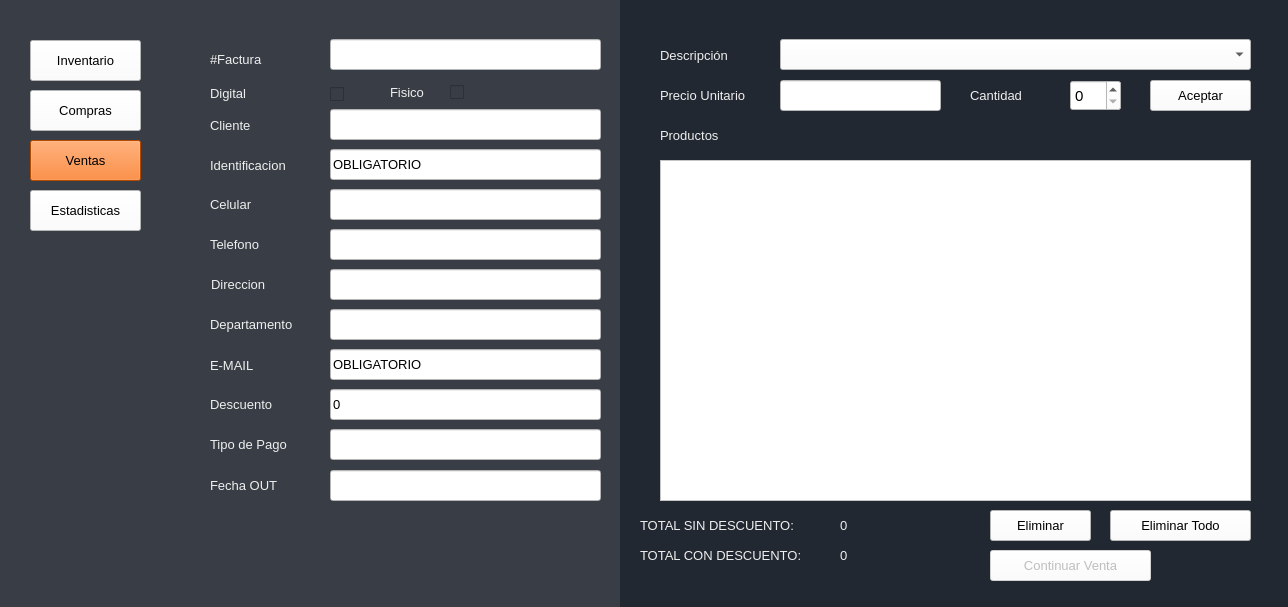
Qt form PROYECTO SADV 5.0/UI/templates/Venta.ui (AlejoRm01/SADV) before a commit.
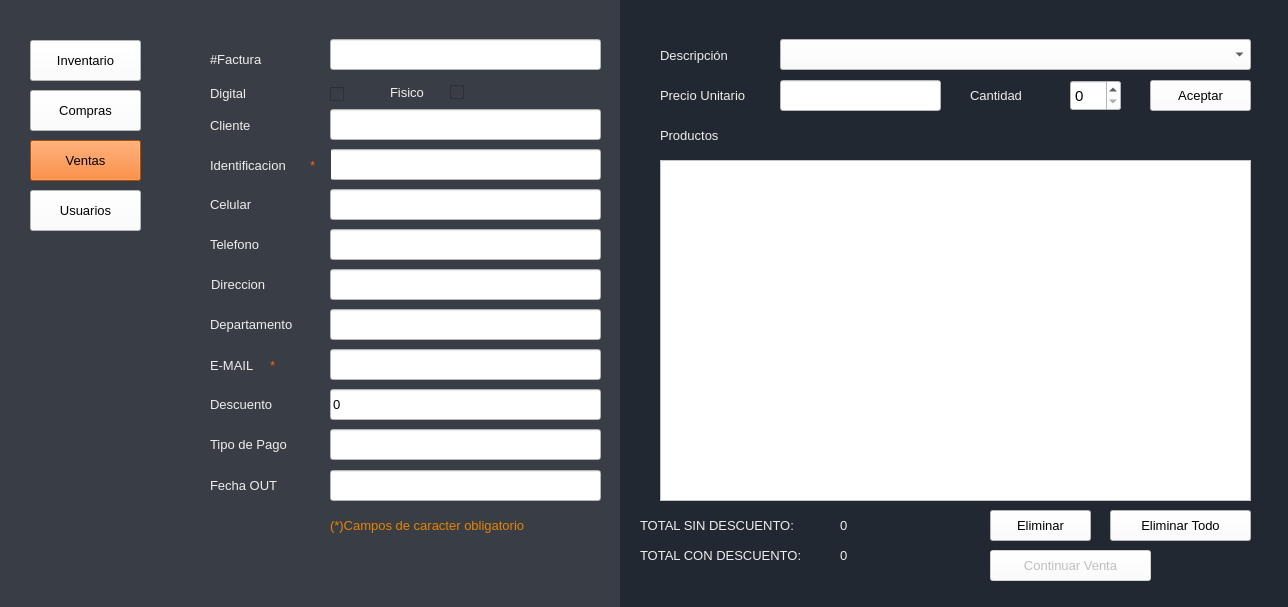
The same form after that commit.

The edit to the form file:
```diff
--- a/PROYECTO SADV 5.0/UI/templates/Venta.ui
+++ b/PROYECTO SADV 5.0/UI/templates/Venta.ui
@@ -234,7 +234,7 @@
      <rect>
       <x>210</x>
       <y>150</y>
-      <width>101</width>
+      <width>111</width>
       <height>31</height>
      </rect>
     </property>
@@ -273,7 +273,7 @@
      <string notr="true">background-color: rgb(255, 255, 255);</string>
     </property>
     <property name="text">
-     <string>OBLIGATORIO</string>
+     <string/>
     </property>
    </widget>
    <widget class="QLabel" name="label_13">
@@ -461,7 +461,7 @@
      <string notr="true">background-color: rgb(255, 255, 255);</string>
     </property>
     <property name="text">
-     <string>OBLIGATORIO</string>
+     <string/>
     </property>
    </widget>
    <widget class="QLineEdit" name="lineEditDescuento">
@@ -991,6 +991,30 @@
      <string/>
     </property>
    </widget>
+   <widget class="QPushButton" name="botonUsuarios">
+    <property name="geometry">
+     <rect>
+      <x>30</x>
+      <y>190</y>
+      <width>111</width>
+      <height>41</height>
+     </rect>
+    </property>
+    <property name="font">
+     <font>
+      <family>Arial</family>
+      <pointsize>10</pointsize>
+      <weight>50</weight>
+      <bold>false</bold>
+     </font>
+    </property>
+    <property name="styleSheet">
+     <string notr="true">background-color: rgb(255, 255, 255);</string>
+    </property>
+    <property name="text">
+     <string>Usuarios</string>
+    </property>
+   </widget>
    <widget class="QLabel" name="labelTotal">
     <property name="geometry">
      <rect>
@@ -1159,13 +1183,13 @@
      <string>Fecha OUT</string>
     </property>
    </widget>
-   <widget class="QPushButton" name="botonEstadisticas">
+   <widget class="QLabel" name="label_22">
     <property name="geometry">
      <rect>
-      <x>30</x>
-      <y>190</y>
-      <width>111</width>
-      <height>41</height>
+      <x>310</x>
+      <y>150</y>
+      <width>21</width>
+      <height>31</height>
      </rect>
     </property>
     <property name="font">
@@ -1177,10 +1201,61 @@
      </font>
     </property>
     <property name="styleSheet">
-     <string notr="true">background-color: rgb(255, 255, 255);</string>
+     <string notr="true">background-color: rgb(57, 62, 70);
+color: rgb(255, 102, 0);</string>
     </property>
     <property name="text">
-     <string>Estadisticas</string>
+     <string>*</string>
+    </property>
+   </widget>
+   <widget class="QLabel" name="label_23">
+    <property name="geometry">
+     <rect>
+      <x>270</x>
+      <y>350</y>
+      <width>21</width>
+      <height>31</height>
+     </rect>
+    </property>
+    <property name="font">
+     <font>
+      <family>Arial</family>
+      <pointsize>10</pointsize>
+      <weight>50</weight>
+      <bold>false</bold>
+     </font>
+    </property>
+    <property name="styleSheet">
+     <string notr="true">background-color: rgb(57, 62, 70);
+color: rgb(255, 102, 0);</string>
+    </property>
+    <property name="text">
+     <string>*</string>
+    </property>
+   </widget>
+   <widget class="QLabel" name="label_24">
+    <property name="geometry">
+     <rect>
+      <x>330</x>
+      <y>510</y>
+      <width>261</width>
+      <height>31</height>
+     </rect>
+    </property>
+    <property name="font">
+     <font>
+      <family>Arial</family>
+      <pointsize>10</pointsize>
+      <weight>50</weight>
+      <bold>false</bold>
+     </font>
+    </property>
+    <property name="styleSheet">
+     <string notr="true">background-color: rgb(57, 62, 70);
+color: rgb(230, 132, 0);</string>
+    </property>
+    <property name="text">
+     <string>(*)Campos de caracter obligatorio</string>
     </property>
    </widget>
    <zorder>label_21</zorder>
@@ -1224,13 +1299,16 @@
    <zorder>lineEditTipoPago</zorder>
    <zorder>label_19</zorder>
    <zorder>lineEditDepartamento</zorder>
+   <zorder>botonUsuarios</zorder>
    <zorder>labelTotal</zorder>
    <zorder>label_2</zorder>
    <zorder>label_3</zorder>
    <zorder>labelDescuento</zorder>
    <zorder>lineEditFecha</zorder>
    <zorder>label_20</zorder>
-   <zorder>botonEstadisticas</zorder>
+   <zorder>label_22</zorder>
+   <zorder>label_23</zorder>
+   <zorder>label_24</zorder>
   </widget>
  </widget>
  <tabstops>
```
Left out of the diff: 1 changed line with no effect on the pictures.
